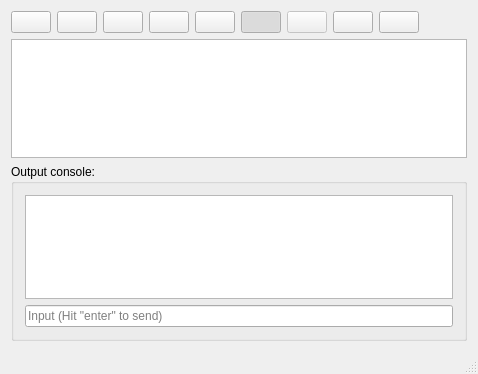
This is src/pif_ide/editorwindow.ui in mauromascarenhas/PIF-IDE as Qt 5 draws it before an edit. The edited form follows.
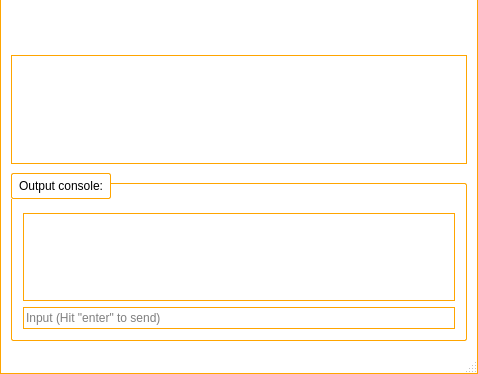
This is the edited form. Icons and pictures are not drawn.

The edit to the form file:
```diff
--- a/src/pif_ide/editorwindow.ui
+++ b/src/pif_ide/editorwindow.ui
@@ -13,8 +13,566 @@
   <property name="windowTitle">
    <string>PIF IDE</string>
   </property>
+  <property name="styleSheet">
+   <string notr="true">QWidget#titleBar{
+	background-color: #FFF;
+	border-top: 1px solid orange;
+	border-left: 1px solid orange;
+	border-right: 1px solid orange;
+	color: #000;
+}
+
+QWidget#centralWidget, QStatusBar{
+	background-color: #FFF;
+	border-left: 1px solid orange;
+	border-right: 1px solid orange;
+}
+
+QStatusBar{
+	border-bottom: 1px solid orange;
+}
+
+/*QTabWidget::pane {
+    border-top: 1px solid orange;
+}*/
+
+QSlider::handle:horizontal {
+    background: orange;
+}
+
+/* Vertical and horizontal line customization */
+
+QFrame[frameShape=&quot;4&quot;]
+{
+    color: orange;
+}
+
+QFrame[frameShape=&quot;5&quot;]
+{
+    color: orange;
+}
+
+/* QTabWidget elements customization */
+
+QTabWidget::pane {
+/*	border-top: 1px solid orange;*/
+	background: white;
+}
+
+QTabWidget::tab-bar {
+    left: 5px;
+}
+
+QTabBar::tab {
+	background: white;
+    min-width: 120px;
+    min-height: 20px;
+    padding: 2px;
+	border-top-left-radius: 5px;
+	border-top-right-radius: 5px;
+	margin-top: 6px;
+}
+
+QTabBar::tab:selected, QTabBar::tab:hover {
+	background: white;
+	border-top: 1px solid orange;
+	border-right: 1px solid orange;
+	border-left: 1px solid orange;
+}
+
+QTabBar::tab:selected {
+	background: white;
+	border-top: 2px solid orange;
+	border-right: 2px solid orange;
+	border-left: 2px solid orange;
+}
+
+QTabBar::tab:!selected {
+    margin-bottom: 3px;
+}
+
+QTabBar QToolButton{
+	background-color: white;
+	border: none;
+	color: black;
+}
+
+QTabBar QToolButton::hover{
+	background-color: darkorange;
+}
+
+QTabBar QToolButton::pressed{
+	background-color: orange;
+}
+
+QTabBar QToolButton::!enabled{
+	background-color: orange;
+}
+
+QWidget#tabInfo, QWidget#tabInfoLayout, QWidget#tabGeneral, QWidget#tabGeneralLayout, QWidget#tabFileLayout, QWidget#tabBackupLayout, QWidget#tabBackup, QWidget#tabHelpLayout, QWidget#screenManagerLayout{
+	background: white;
+}
+
+QLineEdit{
+	border: 1px solid orange;
+	min-height: 20px;
+}
+
+QPlainTextEdit{
+	border: 1px solid orange;
+	min-height: 40px;
+}
+
+QPushButton{
+	background-color: darkorange;
+	border: 5px solid darkorange;
+	color: white;
+}
+
+QPushButton::hover{
+	background-color: orange;
+	border: 5px solid orange;
+}
+
+QPushButton::pressed{
+	background-color: darkorange;
+	border: 5px solid darkorange;
+}
+
+QPushButton::!enabled{
+	background-color: orange;
+	border: 5px solid orange;
+}
+
+/*
+	QScroll Area
+*/
+
+QScrollArea{
+	border: none;
+}
+
+QScrollArea#scrollManager{
+	border: 1px solid orange;
+	border-radius: 5px;
+}
+
+/* QScrollBar Horizontal*/
+
+QScrollBar:horizontal {
+    background: lightgray;
+    height: 10px;
+    margin: 0px 40px 0 0px;
+	border-radius: 5px;
+}
+
+QScrollBar::handle:horizontal {
+    background: orange;
+	border-radius: 5px;
+    min-width: 20px;
+}
+
+QScrollBar::add-line:horizontal {
+    background: blue;
+    width: 20px;
+    subcontrol-position: right;
+    subcontrol-origin: margin;
+	border-top-right-radius: 5px;
+	border-bottom-right-radius: 5px;
+}
+
+QScrollBar::sub-line:horizontal {
+    background: red;
+    width: 20px;
+    subcontrol-position: top right;
+    subcontrol-origin: margin;
+    position: absolute;
+    right: 20px;
+	border-top-left-radius: 5px;
+	border-bottom-left-radius: 5px;
+}
+
+QScrollBar::sub-line:horizontal:hover {
+    background: darkred;
+}
+
+QScrollBar::sub-line:horizontal:pressed {
+    background: red;
+}
+
+QScrollBar::add-line:horizontal:hover {
+    background: darkblue;
+}
+
+QScrollBar::add-line:horizontal:pressed {
+    background: blue;
+}
+
+QScrollBar:left-arrow:horizontal{
+	image: url(:/images/scrollbar/slide_left.PNG);
+    width: 10px;
+    height: 10px;
+}
+
+QScrollBar::right-arrow:horizontal {
+	image: url(:/images/scrollbar/slide_right.PNG);
+    width: 10px;
+    height: 10px;
+}
+
+QScrollBar::add-page:horizontal, QScrollBar::sub-page:horizontal {
+    background: none;
+}
+
+/* QScrollBar Vertical*/
+
+QScrollBar:vertical {
+    background: lightgray;
+    width: 10px;
+    margin: 0px 0px 40px 0px;
+	border-radius: 5px;
+}
+
+QScrollBar::handle:vertical {
+    background: orange;
+	border-radius: 5px;
+    min-width: 20px;
+}
+
+QScrollBar::add-line:vertical {
+    background: blue;
+    height: 20px;
+    subcontrol-position: bottom;
+    subcontrol-origin: margin;
+	border-bottom-right-radius: 5px;
+	border-bottom-left-radius: 5px;
+}
+
+QScrollBar::sub-line:vertical {
+    background: red;
+    height: 20px;
+    subcontrol-position: bottom right;
+    subcontrol-origin: margin;
+    position: absolute;
+    bottom: 20px;
+	border-top-right-radius: 5px;
+	border-top-left-radius: 5px;
+}
+
+QScrollBar::sub-line:vertical:hover {
+    background: darkred;
+}
+
+QScrollBar::sub-line:vertical:pressed {
+    background: red;
+}
+
+QScrollBar::add-line:vertical:hover {
+    background: darkblue;
+}
+
+QScrollBar::add-line:vertical:pressed {
+    background: blue;
+}
+
+QScrollBar:up-arrow:vertical{
+	image: url(:/images/scrollbar/slide_up.PNG);
+	width: 10px;
+    height: 10px;
+}
+
+ QScrollBar::down-arrow:vertical{
+	image: url(:/images/scrollbar/slide_down.PNG);
+	width: 10px;
+    height: 10px;
+}
+
+QScrollBar::add-page:vertical, QScrollBar::sub-page:vertical {
+    background: none;
+}
+
+/*QComboBox*/
+
+QComboBox, QFontComboBox {
+    border: 1px solid orange;
+	background: white;
+    border-radius: 3px;
+    padding: 1px 18px 1px 3px;
+    min-width: 6em;
+}
+
+QComboBox:editable {
+    background: white;
+}
+
+QComboBox:!editable, QComboBox::drop-down:editable {
+	background: white;
+}
+
+QComboBox:!editable:on, QComboBox::drop-down:editable:on {
+    background: white;
+}
+
+QComboBox:on {
+    padding-top: 3px;
+    padding-left: 4px;
+}
+
+QComboBox::drop-down {
+    subcontrol-origin: padding;
+    subcontrol-position: top right;
+    width: 15px;
+
+    border-left-width: 1px;
+    border-left-color: orange;
+    border-left-style: solid;
+    border-top-right-radius: 3px;
+    border-bottom-right-radius: 3px;
+}
+
+QComboBox::drop-down:hover {
+    background: orange;
+}
+
+QComboBox::down-arrow {
+    image: url(&quot;:/images/buttons/Down_Arrow.PNG&quot;);
+	width: 10px;
+	height: 10px;
+}
+
+QComboBox::down-arrow:on {
+    top: 1px;
+    left: 1px;
+}
+
+QComboBox QAbstractItemView {
+    border: 1px solid orange;
+    selection-background-color: orange;
+    border-top-right-radius: 3px;
+    border-bottom-right-radius: 3px;
+}
+
+QComboBox QAbstractItemView:hover {
+	color: orange;
+}
+
+/*
+ * QToolButton
+ */
+
+QToolButton {
+	background: transparent;
+	border: 1px solid transparent;
+	color: black;
+}
+
+QToolButton::hover {
+	background: darkorange;
+	border: 1px solid darkorange;
+	color: white;
+}
+
+QToolButton::pressed {
+	background: orange;
+	border: 1px solid orange;
+	color: white;
+}
+
+/* QSpinBox  QDateEdit*/
+
+QSpinBox, QDoubleSpinBox, QDateEdit, QDateTimeEdit {
+	border: 1px solid orange;
+	background: white;
+    padding-right: 15px; /* make room for the arrows */
+	border-radius: 5px;
+}
+
+QSpinBox::up-button:disabled,  QSpinBox::up-button:off,
+QSpinBox::down-button:disabled,  QSpinBox::down-button:off,
+QDoubleSpinBox::up-button:disabled,  QDoubleSpinBox::up-button:off,
+QDoubleSpinBox::down-button:disabled,  QDoubleSpinBox::down-button:off,
+QDateEdit::up-button:disabled,  QDateEdit::up-button:off,
+QDateEdit::down-button:disabled,  QDateEdit::down-button:off,
+QDateTimeEdit::up-button:disabled,  QDateTimeEdit::up-button:off,
+QDateTimeEdit::down-button:disabled,  QDateTimeEdit::down-button:off{
+	background: orange;
+}
+
+QSpinBox::up-button, QDoubleSpinBox::up-button, QDateEdit::up-button, QDateTimeEdit::up-button {
+    subcontrol-origin: border;
+    subcontrol-position: top right;
+
+    width: 16px;
+	border: 1px solid orange;
+	border-top-right-radius: 5px;
+}
+
+QSpinBox::up-button:hover, QDoubleSpinBox::up-button:hover, QDateEdit::up-button:hover, QDateTimeEdit::up-button:hover {
+	background: darkorange;
+}
+
+QSpinBox::up-button:pressed, QDoubleSpinBox::up-button:pressed, QDateEdit::up-button:pressed, QDateTimeEdit::up-button:pressed {
+	background: orange;
+}
+
+QSpinBox::up-arrow, QDoubleSpinBox::up-arrow, QDateEdit::up-arrow, QDateTimeEdit::up-arrow {
+    border-image: url(:/images/buttons/Up_Arrow.PNG) 1;
+    width: 7px;
+    height: 7px;
+}
+
+QSpinBox::up-arrow:disabled,
+QSpinBox::up-arrow:off,
+QDoubleSpinBox::up-arrow:disabled,
+QDoubleSpinBox::up-arrow:off,
+QDateEdit::up-arrow:disabled,
+QDateEdit::up-arrow:off,
+QDateTimeEdit::up-arrow:disabled,
+QDateTimeEdit::up-arrow:off {
+   background: transparent;
+}
+
+QSpinBox::down-button,
+QDoubleSpinBox::down-button,
+QDateEdit::down-button,
+QDateTimeEdit::down-button {
+    subcontrol-origin: border;
+    subcontrol-position: bottom right;
+
+    width: 16px;
+	border: 1px solid orange;
+	border-bottom-right-radius: 5px;
+}
+
+QSpinBox::down-button:hover,
+QDoubleSpinBox::down-button:hover,
+QDateEdit::down-button:hover,
+QDateTimeEdit::down-button:hover {
+	background: darkorange;
+}
+
+QSpinBox::down-button:pressed,
+QDoubleSpinBox::down-button:pressed,
+QDateEdit::down-button:pressed,
+QDateTimeEdit::down-button:pressed {
+	background: orange;
+}
+
+QSpinBox::down-arrow,
+QDoubleSpinBox::down-arrow,
+QDateEdit::down-arrow,
+QDateTimeEdit::down-arrow {
+    border-image: url(:/images/buttons/Down_Arrow.PNG) 1;
+    width: 7px;
+    height: 7px;
+}
+
+QSpinBox::down-arrow:disabled,
+QSpinBox::down-arrow:off,
+QDoubleSpinBox::down-arrow:disabled,
+QDoubleSpinBox::down-arrow:off,
+QDateEdit::down-arrow:disabled,
+QDateEdit::down-arrow:off,
+QDateTimeEdit::down-arrow:disabled,
+QDateTimeEdit::down-arrow:off {
+   background: transparent;
+}
+
+/*QCheckBox*/
+
+QCheckBox {
+    spacing: 5px;
+}
+
+QCheckBox::indicator {
+    width: 13px;
+    height: 13px;
+}
+
+QCheckBox::indicator:unchecked {
+    border: 1px solid orange;
+}
+
+QCheckBox::indicator:unchecked:hover {
+    border: 2px solid darkorange;
+}
+
+QCheckBox::indicator:unchecked:pressed {
+    border: 2px solid orange;
+}
+
+QCheckBox::indicator:checked {
+    border: 1px solid orange;
+	image: url(:/images/buttons/Close.PNG);
+}
+
+QCheckBox::indicator:checked:hover {
+    border: 2px solid darkorange;
+	image: url(:/images/buttons/Close.PNG);
+}
+
+QCheckBox::indicator:checked:pressed {
+    border: 2px solid orange;
+	image: url(:/images/buttons/Close.PNG);
+}
+
+QCheckBox::indicator:indeterminate:hover {
+    border: 2px solid darkorange;
+}
+
+QCheckBox::indicator:indeterminate:pressed {
+    border: 2px solid orange;
+}
+
+/*
+ * QTableWidget
+ */
+
+QTableWidget{
+	border: 1px solid orange;
+}
+
+/*
+ * QGroupBox
+ */
+
+QGroupBox {
+    border: 1px solid orange;
+    border-radius: 2px;
+    margin-top: 10px;
+    padding-top: 10px;
+}
+
+QGroupBox::title {
+    subcontrol-origin: margin;
+    subcontrol-position: top left; /* position at the top center */
+    padding: 5px;
+    background-color: white;
+	border: 1px solid orange;
+	border-radius: 2px;
+}
+
+/*
+ * QListWidget
+ */
+
+QListWidget {
+    border: 1px solid orange;
+}
+
+/*
+ * QTextEdit
+ */
+
+QTextEdit {
+    border: 1px solid orange;
+}</string>
+  </property>
   <widget class="QWidget" name="centralWidget">
    <layout class="QGridLayout" name="gridLayout">
+    <property name="spacing">
+     <number>9</number>
+    </property>
     <item row="1" column="0">
      <widget class="QTextEdit" name="sourceEditor">
       <property name="font">
@@ -34,7 +592,10 @@
     <item row="0" column="0">
      <layout class="QHBoxLayout" name="horizontalLayout_2">
       <item>
-       <widget class="QPushButton" name="btOpenFile">
+       <widget class="QToolButton" name="btOpenFile">
+        <property name="toolTip">
+         <string>Open (Ctrl+O)</string>
+        </property>
         <property name="text">
          <string/>
         </property>
@@ -44,14 +605,17 @@
         </property>
         <property name="iconSize">
          <size>
-          <width>25</width>
-          <height>25</height>
+          <width>30</width>
+          <height>30</height>
          </size>
         </property>
        </widget>
       </item>
       <item>
-       <widget class="QPushButton" name="btSaveFile">
+       <widget class="QToolButton" name="btSaveFile">
+        <property name="toolTip">
+         <string>Save (Ctrl+S)</string>
+        </property>
         <property name="text">
          <string/>
         </property>
@@ -61,14 +625,17 @@
         </property>
         <property name="iconSize">
          <size>
-          <width>25</width>
-          <height>25</height>
+          <width>30</width>
+          <height>30</height>
          </size>
         </property>
        </widget>
       </item>
       <item>
-       <widget class="QPushButton" name="btNewFile">
+       <widget class="QToolButton" name="btNewFile">
+        <property name="toolTip">
+         <string>New (Ctrl+N)</string>
+        </property>
         <property name="text">
          <string/>
         </property>
@@ -78,14 +645,17 @@
         </property>
         <property name="iconSize">
          <size>
-          <width>25</width>
-          <height>25</height>
+          <width>30</width>
+          <height>30</height>
          </size>
         </property>
        </widget>
       </item>
       <item>
-       <widget class="QPushButton" name="btSettings">
+       <widget class="QToolButton" name="btSettings">
+        <property name="toolTip">
+         <string>Settings</string>
+        </property>
         <property name="text">
          <string/>
         </property>
@@ -95,14 +665,17 @@
         </property>
         <property name="iconSize">
          <size>
-          <width>25</width>
-          <height>25</height>
+          <width>30</width>
+          <height>30</height>
          </size>
         </property>
        </widget>
       </item>
       <item>
-       <widget class="QPushButton" name="btChangeExec">
+       <widget class="QToolButton" name="btChangeExec">
+        <property name="toolTip">
+         <string>Change compiler</string>
+        </property>
         <property name="text">
          <string/>
         </property>
@@ -112,14 +685,17 @@
         </property>
         <property name="iconSize">
          <size>
-          <width>25</width>
-          <height>25</height>
+          <width>30</width>
+          <height>30</height>
          </size>
         </property>
        </widget>
       </item>
       <item>
-       <widget class="QPushButton" name="btConsoleView">
+       <widget class="QToolButton" name="btConsoleView">
+        <property name="toolTip">
+         <string>Console (Ctrl+Shift+C)</string>
+        </property>
         <property name="text">
          <string/>
         </property>
@@ -129,8 +705,8 @@
         </property>
         <property name="iconSize">
          <size>
-          <width>25</width>
-          <height>25</height>
+          <width>30</width>
+          <height>30</height>
          </size>
         </property>
         <property name="checkable">
@@ -142,7 +718,7 @@
        </widget>
       </item>
       <item>
-       <widget class="QPushButton" name="btAbort">
+       <widget class="QToolButton" name="btAbort">
         <property name="enabled">
          <bool>false</bool>
         </property>
@@ -155,14 +731,17 @@
         </property>
         <property name="iconSize">
          <size>
-          <width>25</width>
-          <height>25</height>
+          <width>30</width>
+          <height>30</height>
          </size>
         </property>
        </widget>
       </item>
       <item>
-       <widget class="QPushButton" name="btCompileNRun">
+       <widget class="QToolButton" name="btCompileNRun">
+        <property name="toolTip">
+         <string>Build and Run (Ctrl+R)</string>
+        </property>
         <property name="text">
          <string/>
         </property>
@@ -172,14 +751,17 @@
         </property>
         <property name="iconSize">
          <size>
-          <width>25</width>
-          <height>25</height>
+          <width>30</width>
+          <height>30</height>
          </size>
         </property>
        </widget>
       </item>
       <item>
-       <widget class="QPushButton" name="btAbout">
+       <widget class="QToolButton" name="btAbout">
+        <property name="toolTip">
+         <string>About</string>
+        </property>
         <property name="text">
          <string/>
         </property>
@@ -189,8 +771,8 @@
         </property>
         <property name="iconSize">
          <size>
-          <width>25</width>
-          <height>25</height>
+          <width>30</width>
+          <height>30</height>
          </size>
         </property>
        </widget>
@@ -222,6 +804,9 @@
        <string>Output console:</string>
       </property>
       <layout class="QVBoxLayout" name="verticalLayout">
+       <property name="topMargin">
+        <number>19</number>
+       </property>
        <item>
         <widget class="QTextBrowser" name="cOut"/>
        </item>
```
Left out of the diff: 17 changed lines with no effect on the pictures.
